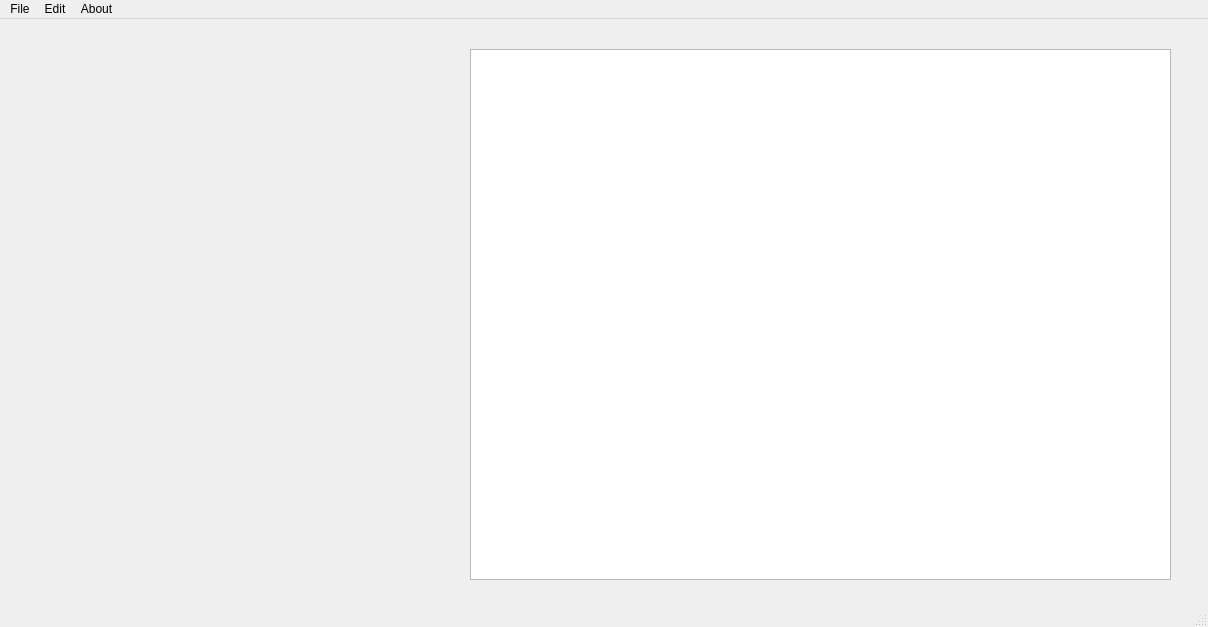
This is mainwindow.ui in nabil-rady/XML-Editor as Qt 5 draws it before an edit. The edited form follows.
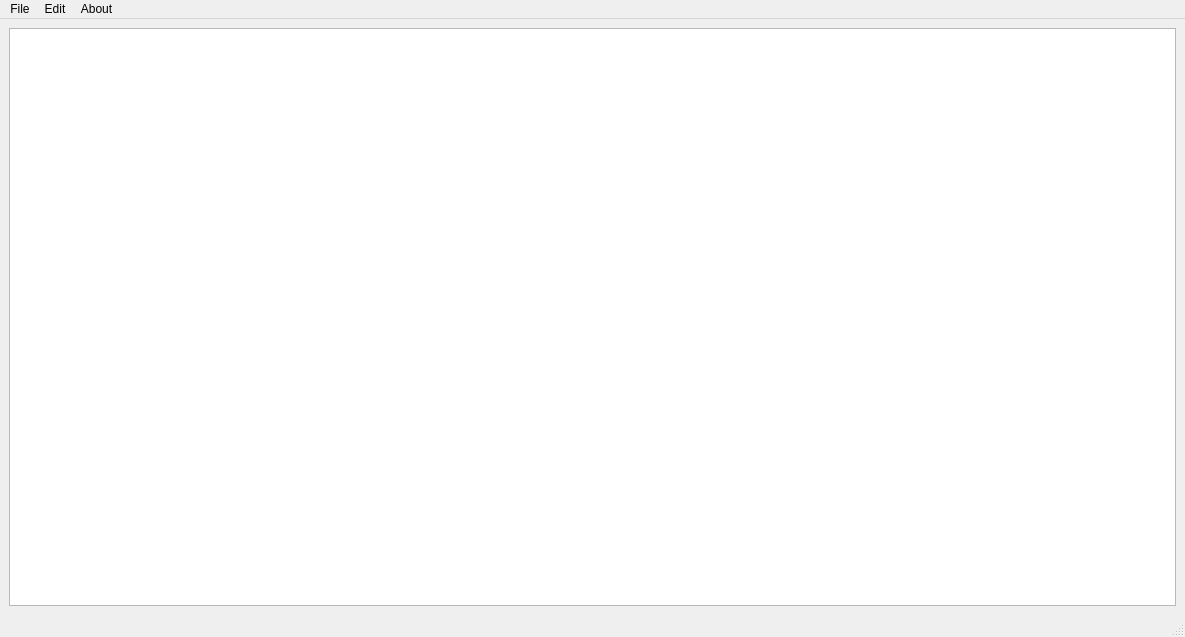
This is the edited form. Icons and pictures are not drawn.

The edit to the form file:
```diff
--- a/mainwindow.ui
+++ b/mainwindow.ui
@@ -6,31 +6,26 @@
    <rect>
     <x>0</x>
     <y>0</y>
-    <width>1208</width>
-    <height>627</height>
+    <width>1185</width>
+    <height>637</height>
    </rect>
   </property>
   <property name="windowTitle">
    <string>MainWindow</string>
   </property>
   <widget class="QWidget" name="centralwidget">
-   <widget class="QTextEdit" name="textEdit">
-    <property name="geometry">
-     <rect>
-      <x>470</x>
-      <y>30</y>
-      <width>701</width>
-      <height>531</height>
-     </rect>
-    </property>
-   </widget>
+   <layout class="QHBoxLayout" name="horizontalLayout">
+    <item>
+     <widget class="QTextEdit" name="textEdit"/>
+    </item>
+   </layout>
   </widget>
   <widget class="QMenuBar" name="menubar">
    <property name="geometry">
     <rect>
      <x>0</x>
      <y>0</y>
-     <width>1208</width>
+     <width>1185</width>
      <height>26</height>
     </rect>
    </property>
```
Left out of the diff: 45 changed lines with no effect on the pictures.
